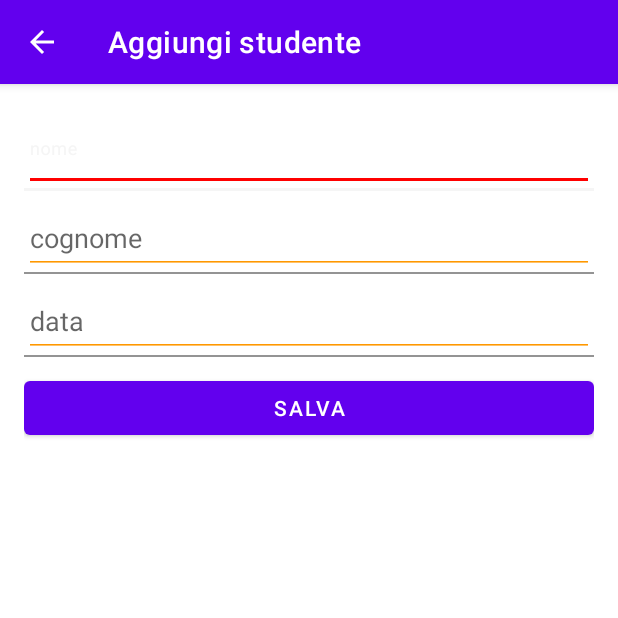
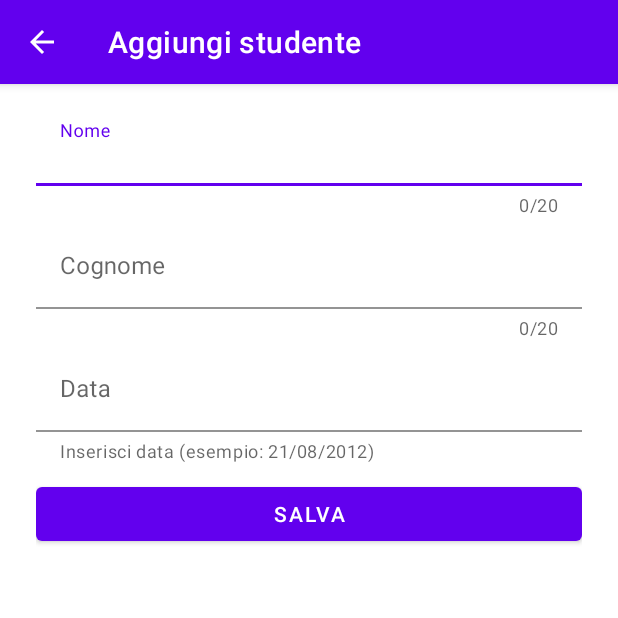
Before and after one commit to webdazer0/School-App, an Android app: the screen it shows after launch (DetailsActivity), after a tap on an icon or button, on a phone screen of 412 x 824 dp, the top half of it. Run offline under Robolectric (Android 15) with nearby library versions, the phone set to English and light mode, and no system bars; libraries missing offline, so code that uses them is left out: android.net.http; network calls fail.

Commit message:
improved layout (Details)

```diff
--- a/app/src/main/java/com/miguel/app/schoolapp/service/SincronizzaDati.java
+++ b/app/src/main/java/com/miguel/app/schoolapp/service/SincronizzaDati.java
@@ -21,16 +21,16 @@ public class SincronizzaDati extends AsyncTask<String, String, List<String>> {
 
     ArrayList<Student> students;
     StudentAdapter adapter;
-    ListView elenco;
+    ListView lista;
     Context context;
     ProgressDialog dialog;
 
     DBHelper dbHelper;
 
-    public SincronizzaDati(ArrayList<Student> students, StudentAdapter adapter, ListView elenco, Context context, DBHelper dbHelper) {
+    public SincronizzaDati(ArrayList<Student> students, StudentAdapter adapter, ListView lista, Context context, DBHelper dbHelper) {
         this.students = students;
         this.adapter = adapter;
-        this.elenco = elenco;
+        this.lista = lista;
         this.context = context;
         this.dbHelper = dbHelper;
         this.dialog = new ProgressDialog(context);
@@ -43,17 +43,16 @@ public class SincronizzaDati extends AsyncTask<String, String, List<String>> {
     }
 
     @Override
-    protected ArrayList<String> doInBackground(String... indirizzi) {
+    protected ArrayList<String> doInBackground(String... urls) {
 
         ArrayList<String> dati = new ArrayList<>();
         String tmp = "";
 
         int k = 0;
-        int tot = indirizzi.length;
+        int tot = urls.length;
 
         try {
-
-            for (String url : indirizzi) {
+            for (String url : urls) {
 
                 tmp = HTTPManager.get(url);
                 publishProgress(url, String.valueOf(Math.round(100 * (++k) / tot)) + "%");
@@ -78,8 +77,6 @@ public class SincronizzaDati extends AsyncTask<String, String, List<String>> {
 
     @Override
     protected void onPostExecute(List<String> dati) {
-        //super.onPostExecute(s);
-
         dbHelper.cleanDb(); // CANCELLO LA TABELLA PER RIPOPOLARLA
 
         for( String dato : dati ) {
--- a/app/src/main/res/layout/activity_details.xml
+++ b/app/src/main/res/layout/activity_details.xml
@@ -12,45 +12,52 @@
         android:layout_width="match_parent"
         android:layout_height="wrap_content"
         android:orientation="vertical"
-        android:padding="16dp"
+        android:paddingHorizontal="24dp"
+        android:paddingTop="12dp"
+        android:theme="@style/ThemeOverlay.AppCompat.Light"
         app:layout_behavior="@string/appbar_scrolling_view_behavior">
 
         <com.google.android.material.textfield.TextInputLayout
             android:layout_width="match_parent"
             android:layout_height="wrap_content"
-            android:layout_marginTop="10dp"
-            android:theme="@style/EditTextDark">
+            android:hint="Nome">
             <com.google.android.material.textfield.TextInputEditText
                 android:id="@+id/add_name"
+                android:inputType="textCapWords"
                 android:layout_width="match_parent"
-                android:layout_height="wrap_content"
-                android:hint="nome" />
+                android:layout_height="wrap_content" />
         </com.google.android.material.textfield.TextInputLayout>
 
         <com.google.android.material.textfield.TextInputLayout
             android:layout_width="match_parent"
             android:layout_height="wrap_content"
-            android:layout_marginTop="10dp"
-            android:theme="@style/EditTextDark">
+            android:layout_marginTop="5dp">
 
             <com.google.android.material.textfield.TextInputEditText
                 android:id="@+id/add_lastname"
                 android:layout_width="match_parent"
                 android:layout_height="wrap_content"
-                android:hint="cognome" />
+                android:inputType="textCapWords"
+                android:hint="Cognome"
+                />
         </com.google.android.material.textfield.TextInputLayout>
 
         <com.google.android.material.textfield.TextInputLayout
             android:layout_width="match_parent"
             android:layout_height="wrap_content"
-            android:layout_marginTop="10dp"
-            android:theme="@style/EditTextDark">
+            app:counterEnabled="false"
+            app:endIconMode="none"
+            android:hint="Data"
+            app:helperTextEnabled="true"
+            app:helperText="Inserisci data (esempio: 21/08/2012)"
+
+            android:layout_marginTop="5dp">
 
             <com.google.android.material.textfield.TextInputEditText
                 android:id="@+id/add_date"
                 android:layout_width="match_parent"
                 android:layout_height="wrap_content"
-                android:hint="data" />
+                />
         </com.google.android.material.textfield.TextInputLayout>
 
         <Button
--- a/app/src/main/res/layout/student_custom.xml
+++ b/app/src/main/res/layout/student_custom.xml
@@ -6,12 +6,12 @@
     android:paddingVertical="10dp"
     android:paddingLeft="15dp"
     android:descendantFocusability="blocksDescendants"
-    android:weightSum="6">
+    android:weightSum="7">
 
     <LinearLayout
         android:layout_width="wrap_content"
         android:layout_height="wrap_content"
-        android:layout_weight="4"
+        android:layout_weight="5"
         android:orientation="vertical">
 
 
--- a/app/src/main/res/values/themes.xml
+++ b/app/src/main/res/values/themes.xml
@@ -12,6 +12,10 @@
         <!-- Status bar color. -->
         <item name="android:statusBarColor" tools:targetApi="l">?attr/colorPrimaryVariant</item>
         <!-- Customize your theme here. -->
+
+        <item name="textInputStyle">@style/MyTextInputLayout</item>
+        <item name="editTextStyle">@style/MyEditText</item>
+        editTextStyle
     </style>
 
 
@@ -24,15 +28,40 @@
         <item name="windowNoTitle">true</item>
     </style>
 
+    //////////////////////////////////////// CUSTOM TEXT-INPUT-LAYOUT //////////////////////////
+    //////////////////////////////////////////////////////////////////////////////////////////
 
-    <style name="EditTextDark" parent="Theme.AppCompat.Light">
-<!--        <item name="android:textColorHint">#9e9e9e</item>-->
-        <item name="android:textColorHint">#3F51B5</item>
+    <style name="MyTextInputLayout" parent="@style/Widget.MaterialComponents.TextInputLayout.FilledBox">
+        <item name="boxBackgroundMode">filled</item>
+        <item name="boxBackgroundColor">#FFFFFF</item>
+        <item name="boxCollapsedPaddingTop">12dp</item>
+        <item name="android:paddingStart">0dp</item>
+        <item name="counterEnabled">true</item>
+        <item name="counterMaxLength">20</item>
+    </style>
+
+    <style name="MyEditText" parent="@style/Widget.MaterialComponents.TextInputLayout.FilledBox">
+        <item name="android:paddingStart">5dp</item>
+        <item name="android:inputType">textCapWords</item>
+    </style>
+
+
+
+
+    <style name="Theme.SchoolApp.TextInputLayout" parent="@style/Widget.MaterialComponents.TextInputLayout.FilledBox">
+        <item name="hintTextColor">#CD8484</item>
+    </style>
+
+
+    <style name="EditTextDark" parent="Widget.Design.TextInputLayout">
+        <!--        <item name="android:textColorHint">#9e9e9e</item>-->
+        <item name="android:textColorHint">#FF0000</item>
         <item name="android:textSize">18sp</item>
-<!--        <item name="android:textColorPrimary">#03A9F4</item>-->
+        <item name="android:textColorPrimary">#03A9F4</item>
         <item name="colorAccent">#4CAF50</item>
-<!--        <item name="colorControlNormal">#c5c5c5</item>-->
-        <item name="colorControlNormal">#FF9800</item>
-        <item name="colorControlActivated">#FF0000</item>
+        <!--        <item name="colorControlNormal">#c5c5c5</item>-->
+        <item name="colorControlHighlight">#0C3547</item>
+        <item name="colorControlNormal">#FFEB3B</item>
+        <item name="colorControlActivated">#FF9800</item>
     </style>
 </resources>
```
